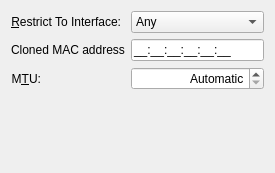
Old version of the form libs/ui/wired.ui in the repository KDE/networkmanagement.
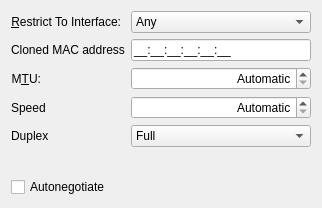
New version of the form. Custom widgets are drawn as their Qt base class.

Commit message: implement manual setting of speed and duplex mode for ethernet

The edit to the form file:
```diff
--- a/libs/ui/wired.ui
+++ b/libs/ui/wired.ui
@@ -6,13 +6,21 @@
    <rect>
     <x>0</x>
     <y>0</y>
-    <width>275</width>
-    <height>173</height>
+    <width>322</width>
+    <height>208</height>
    </rect>
   </property>
+  <property name="sizePolicy">
+   <sizepolicy hsizetype="Preferred" vsizetype="Preferred">
+    <horstretch>0</horstretch>
+    <verstretch>0</verstretch>
+   </sizepolicy>
+  </property>
   <property name="windowTitle">
    <string>Ethernet</string>
   </property>
+  <layout class="QVBoxLayout" name="verticalLayout">
+   <item>
   <layout class="QFormLayout" name="formLayout">
    <property name="fieldGrowthPolicy">
     <enum>QFormLayout::AllNonFixedFieldsGrow</enum>
@@ -42,6 +50,26 @@
      </item>
     </widget>
    </item>
+     <item row="1" column="0">
+      <widget class="QLabel" name="label_3">
+       <property name="text">
+        <string>Cloned MAC address</string>
+       </property>
+      </widget>
+     </item>
+     <item row="1" column="1">
+      <widget class="KLineEdit" name="clonedMacAddress">
+       <property name="toolTip">
+        <string>Custom MAC address for the hardware to use</string>
+       </property>
+       <property name="whatsThis">
+        <string>The MAC address entered here will be used as hardware address for the network device this connection is activated on. This feature is known as MAC cloning or spoofing.</string>
+       </property>
+       <property name="inputMask">
+        <string>HH:HH:HH:HH:HH:HH;_</string>
+       </property>
+      </widget>
+     </item>
    <item row="2" column="0">
     <widget class="QLabel" name="label_2">
      <property name="toolTip">
@@ -83,23 +111,102 @@
      </property>
     </widget>
    </item>
-   <item row="1" column="1">
-    <widget class="KLineEdit" name="clonedMacAddress">
+     <item row="3" column="0">
+      <widget class="QLabel" name="labelSpeed">
+       <property name="text">
+        <string>Speed</string>
+       </property>
+      </widget>
+     </item>
+     <item row="3" column="1">
+      <widget class="KIntSpinBox" name="speed">
      <property name="toolTip">
-      <string>Custom MAC address for the hardware to use</string>
+        <string>Use the specified speed</string>
      </property>
      <property name="whatsThis">
-      <string>The MAC address entered here will be used as hardware address for the network device this connection is activated on. This feature is known as MAC cloning or spoofing.</string>
-     </property>
-     <property name="inputMask">
-      <string>HH:HH:HH:HH:HH:HH;_</string>
-     </property>
-    </widget>
-   </item>
-   <item row="1" column="0">
-    <widget class="QLabel" name="label_3">
+        <string>Request that the device use only the specified speed.</string>
+       </property>
+       <property name="alignment">
+        <set>Qt::AlignRight|Qt::AlignTrailing|Qt::AlignVCenter</set>
+       </property>
+       <property name="specialValueText">
+        <string>Automatic</string>
+       </property>
+       <property name="suffix">
+        <string> MBit/s</string>
+       </property>
+       <property name="maximum">
+        <number>1000000000</number>
+       </property>
+      </widget>
+     </item>
+     <item row="4" column="0">
+      <widget class="QLabel" name="labelDuplex">
      <property name="text">
-      <string>Cloned MAC address</string>
+        <string>Duplex</string>
+       </property>
+      </widget>
+     </item>
+     <item row="4" column="1">
+      <widget class="KComboBox" name="cmbDuplex">
+       <property name="minimumSize">
+        <size>
+         <width>0</width>
+         <height>22</height>
+        </size>
+       </property>
+       <property name="toolTip">
+        <string>Use the specified duplex mode</string>
+       </property>
+       <property name="whatsThis">
+        <string>Request that the device use only the specified duplex mode. A device in full duplex mode can send and receive data at the same time, while a device in half duplex mode can either send or receive data, but not both at the same time.</string>
+       </property>
+       <property name="currentIndex">
+        <number>1</number>
+       </property>
+       <item>
+        <property name="text">
+         <string>Half</string>
+        </property>
+       </item>
+       <item>
+        <property name="text">
+         <string>Full</string>
+        </property>
+       </item>
+      </widget>
+     </item>
+    </layout>
+   </item>
+   <item>
+    <spacer name="verticalSpacer">
+     <property name="orientation">
+      <enum>Qt::Vertical</enum>
+     </property>
+     <property name="sizeType">
+      <enum>QSizePolicy::Expanding</enum>
+     </property>
+     <property name="sizeHint" stdset="0">
+      <size>
+       <width>20</width>
+       <height>0</height>
+      </size>
+     </property>
+    </spacer>
+   </item>
+   <item>
+    <widget class="QCheckBox" name="chkAutoNegotiate">
+     <property name="toolTip">
+      <string>Allow auto-negotiation of port speed and duplex mode</string>
+     </property>
+     <property name="whatsThis">
+      <string>Allow auto-negotiation of port speed and duplex mode</string>
+     </property>
+     <property name="layoutDirection">
+      <enum>Qt::LeftToRight</enum>
+     </property>
+     <property name="text">
+      <string>Autonegotiate</string>
      </property>
     </widget>
    </item>
```
Left out of the diff: 67 changed lines with no effect on the pictures. Lines whose indentation alone changed are shown as unchanged. The commit also changes 2 other files.
